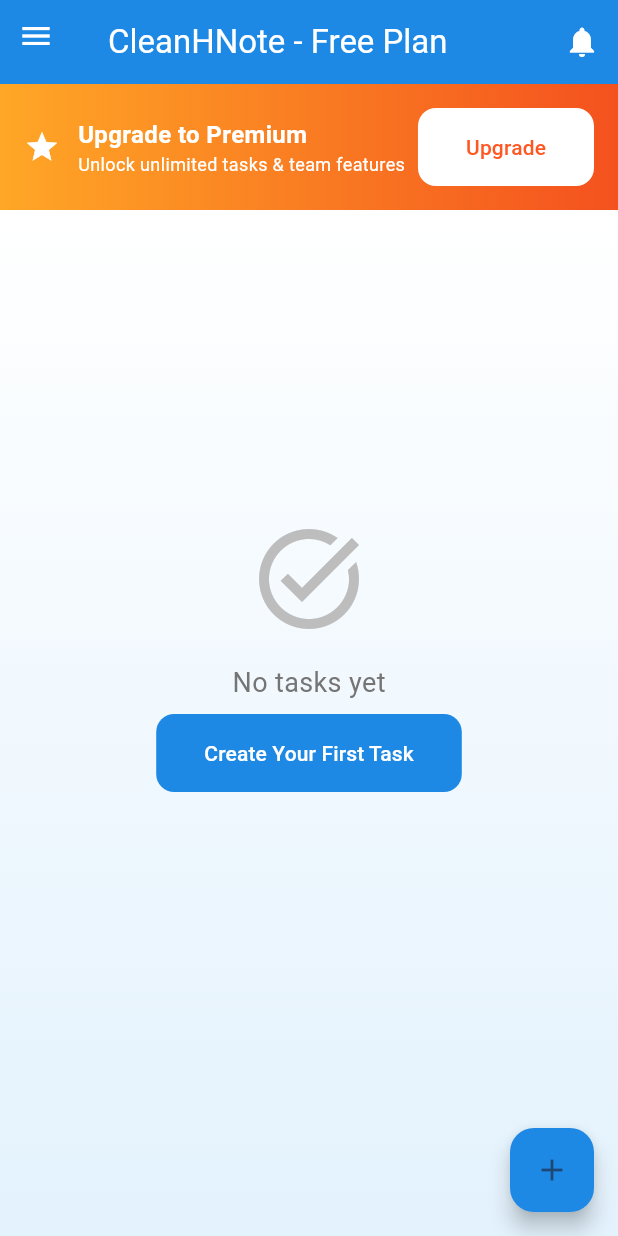
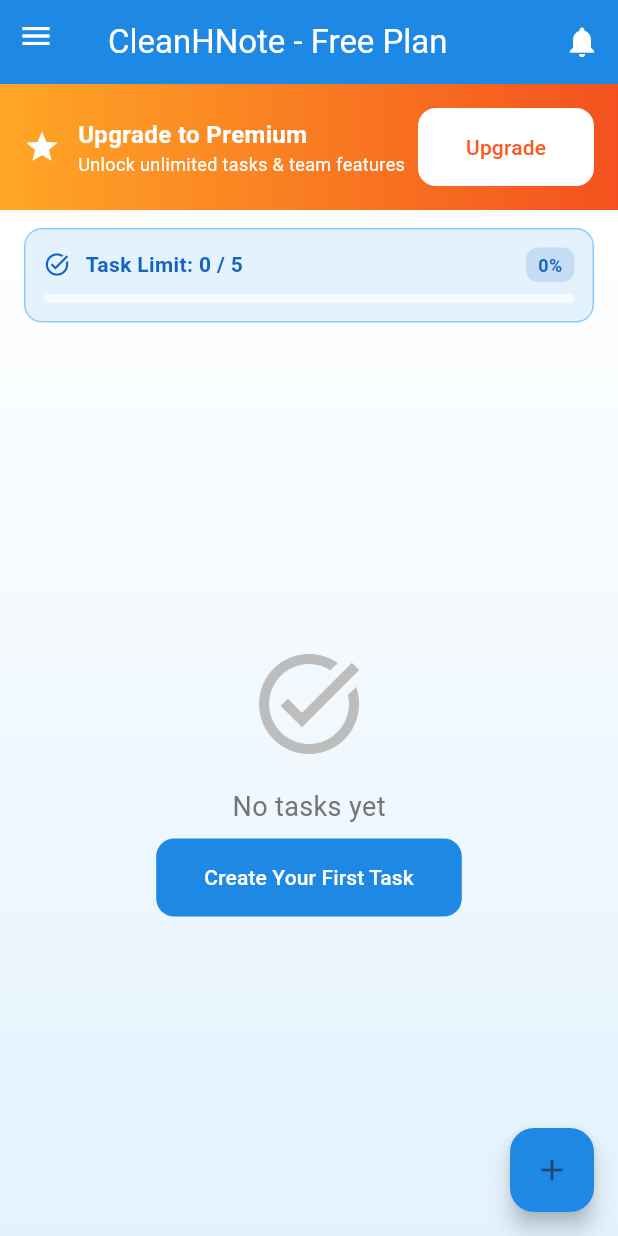
Before and after one commit to BagasRozzaqFadli/CleanHNote_App_Project, a Flutter app: the screen it shows once a user with an empty profile is signed in, on a phone screen of 412 x 824 dp. Run offline on Flutter 3.47's test engine with Material 3 defaults, Android fonts, the light colour scheme and no system bars; our stand-ins replace appwrite, cloud_firestore, firebase_auth, firebase_core, fl_chart, flutter_image_compress and 8 more; missing offline and left inert: mobile_scanner, workmanager; accounts and stored records are empty; network calls fail; statements that could not run were skipped.

Commit message:
creating limit personal task

```diff
--- a/lib/screens/free_dashboard_screen.dart
+++ b/lib/screens/free_dashboard_screen.dart
@@ -15,6 +15,7 @@ import '../screens/profile_screen.dart';
 import '../widgets/local_time_widget.dart';
 import 'personal_task_detail_screen.dart';
 import '../providers/team_provider.dart';
+import '../widgets/task_limit_card.dart';
 
 /// Free Plan Dashboard - Limited to 5 active tasks
 class FreeDashboardScreen extends StatefulWidget {
@@ -255,67 +256,37 @@ class _FreeDashboardScreenState extends State<FreeDashboardScreen> {
                     }
 
                     final tasks = snapshot.data ?? [];
-                    final activeTasks = tasks
-                        .where((t) => !t.isCompleted)
-                        .length;
+                    final totalTasks =
+                        tasks.length; // Count ALL tasks including completed
 
-                    if (tasks.isEmpty) {
-                      return _buildEmptyState(context, activeTasks);
-                    }
+                    print(
+                      '📊 [FreeDashboard] Total tasks (including completed): $totalTasks',
+                    );
 
                     return Column(
                       children: [
-                        // Task Limit Indicator
-                        if (activeTasks >= 3)
-                          Container(
-                            margin: const EdgeInsets.all(16),
-                            padding: const EdgeInsets.all(12),
-                            decoration: BoxDecoration(
-                              color: activeTasks >= 5
-                                  ? Colors.red[50]
-                                  : Colors.orange[50],
-                              borderRadius: BorderRadius.circular(8),
-                              border: Border.all(
-                                color: activeTasks >= 5
-                                    ? Colors.red
-                                    : Colors.orange,
-                              ),
-                            ),
-                            child: Row(
-                              children: [
-                                Icon(
-                                  activeTasks >= 5
-                                      ? Icons.block
-                                      : Icons.warning,
-                                  color: activeTasks >= 5
-                                      ? Colors.red
-                                      : Colors.orange,
+                        // Task Limit Indicator Card - Always visible
+                        TaskLimitCard(
+                          currentCount: totalTasks,
+                          maxLimit: 5,
+                          isPremium: false,
+                        ),
+                        // Tasks List or Empty State
+                        Expanded(
+                          child: tasks.isEmpty
+                              ? _buildEmptyState(context, totalTasks)
+                              : ListView.builder(
+                                  physics:
+                                      const AlwaysScrollableScrollPhysics(),
+                                  padding: const EdgeInsets.all(16),
+                                  itemCount: tasks.length,
+                                  itemBuilder: (context, index) =>
+                                      _buildTaskCard(
+                                        context,
+                                        tasks[index],
+                                        user.uid,
+                                      ),
                                 ),
-                                const SizedBox(width: 12),
-                                Expanded(
-                                  child: Text(
-                                    activeTasks >= 5
-                                        ? 'Task limit reached! Complete or delete tasks to add more.'
-                                        : 'You have $activeTasks/5 active tasks',
-                                    style: TextStyle(
-                                      color: activeTasks >= 5
-                                          ? Colors.red[900]
-                                          : Colors.orange[900],
-                                      fontWeight: FontWeight.bold,
-                                    ),
-                                  ),
-                                ),
-                              ],
-                            ),
-                          ),
-                        Expanded(
-                          child: ListView.builder(
-                            physics: const AlwaysScrollableScrollPhysics(),
-                            padding: const EdgeInsets.all(16),
-                            itemCount: tasks.length,
-                            itemBuilder: (context, index) =>
-                                _buildTaskCard(context, tasks[index], user.uid),
-                          ),
                         ),
                       ],
                     );
--- a/lib/screens/premium_dashboard_screen.dart
+++ b/lib/screens/premium_dashboard_screen.dart
@@ -15,6 +15,7 @@ import '../screens/profile_screen.dart';
 import '../widgets/local_time_widget.dart';
 import 'personal_task_detail_screen.dart';
 import '../providers/team_provider.dart';
+import '../widgets/task_limit_card.dart';
 
 /// Premium Plan Dashboard - Unlimited tasks with team features
 class PremiumDashboardScreen extends StatefulWidget {
@@ -218,15 +219,26 @@ class _PremiumDashboardScreenState extends State<PremiumDashboardScreen> {
                 return const Center(child: CircularProgressIndicator());
               }
               final tasks = snapshot.data ?? [];
-              if (tasks.isEmpty) {
-                return _buildEmptyState(context);
-              }
-              return ListView.builder(
-                physics: const AlwaysScrollableScrollPhysics(),
-                padding: const EdgeInsets.all(16),
-                itemCount: tasks.length,
-                itemBuilder: (context, index) =>
-                    _buildTaskCard(context, tasks[index], user.uid),
+              final totalTasks =
+                  tasks.length; // Count ALL tasks including completed
+
+              return Column(
+                children: [
+                  // Task Limit Indicator Card - Always visible
+                  TaskLimitCard(currentCount: totalTasks, isPremium: true),
+                  // Tasks List or Empty State
+                  Expanded(
+                    child: tasks.isEmpty
+                        ? _buildEmptyState(context)
+                        : ListView.builder(
+                            physics: const AlwaysScrollableScrollPhysics(),
+                            padding: const EdgeInsets.all(16),
+                            itemCount: tasks.length,
+                            itemBuilder: (context, index) =>
+                                _buildTaskCard(context, tasks[index], user.uid),
+                          ),
+                  ),
+                ],
               );
             },
           ),
--- a/lib/services/database_service.dart
+++ b/lib/services/database_service.dart
@@ -38,12 +38,11 @@ class DatabaseService {
       final userDoc = await _firestore.collection('users').doc(uid).get();
       final user = UserModel.fromFirestore(userDoc);
 
-      // If free user, check task count
+      // If free user, check task count (ALL tasks including completed)
       if (user.role == 'free') {
         final tasksQuery = await _firestore
             .collection('personal_tasks')
             .where('userId', isEqualTo: uid)
-            .where('isCompleted', isEqualTo: false)
             .get();
 
         if (tasksQuery.docs.length >= 5) {
--- /dev/null
+++ b/lib/widgets/task_limit_card.dart
@@ -0,0 +1,155 @@
+import 'package:flutter/material.dart';
+
+/// Simple task limit indicator card
+class TaskLimitCard extends StatelessWidget {
+  final int currentCount;
+  final int? maxLimit; // null = unlimited (premium)
+  final bool isPremium;
+
+  const TaskLimitCard({
+    super.key,
+    required this.currentCount,
+    this.maxLimit,
+    this.isPremium = false,
+  });
+
+  @override
+  Widget build(BuildContext context) {
+    if (isPremium) {
+      return _buildPremiumCard();
+    } else {
+      return _buildFreeCard();
+    }
+  }
+
+  Widget _buildPremiumCard() {
+    return Container(
+      margin: const EdgeInsets.fromLTRB(16, 12, 16, 8),
+      padding: const EdgeInsets.symmetric(horizontal: 16, vertical: 12),
+      decoration: BoxDecoration(
+        color: Colors.indigo[50],
+        borderRadius: BorderRadius.circular(12),
+        border: Border.all(color: Colors.indigo[200]!, width: 1),
+      ),
+      child: Row(
+        children: [
+          Icon(Icons.star, color: Colors.amber[700], size: 20),
+          const SizedBox(width: 12),
+          Expanded(
+            child: Text(
+              'Premium - Unlimited Tasks',
+              style: TextStyle(
+                fontSize: 14,
+                fontWeight: FontWeight.w600,
+                color: Colors.indigo[900],
+              ),
+            ),
+          ),
+          Text(
+            '$currentCount active',
+            style: TextStyle(
+              fontSize: 13,
+              color: Colors.indigo[700],
+              fontWeight: FontWeight.w500,
+            ),
+          ),
+        ],
+      ),
+    );
+  }
+
+  Widget _buildFreeCard() {
+    final maxLimit = this.maxLimit ?? 5;
+    final progress = currentCount / maxLimit;
+    final isWarning = currentCount >= 3 && currentCount < maxLimit;
+    final isLimitReached = currentCount >= maxLimit;
+
+    Color borderColor;
+    Color backgroundColor;
+    Color textColor;
+
+    if (isLimitReached) {
+      borderColor = Colors.red[300]!;
+      backgroundColor = Colors.red[50]!;
+      textColor = Colors.red[800]!;
+    } else if (isWarning) {
+      borderColor = Colors.orange[300]!;
+      backgroundColor = Colors.orange[50]!;
+      textColor = Colors.orange[800]!;
+    } else {
+      borderColor = Colors.blue[200]!;
+      backgroundColor = Colors.blue[50]!;
+      textColor = Colors.blue[800]!;
+    }
+
+    return Container(
+      margin: const EdgeInsets.fromLTRB(16, 12, 16, 8),
+      padding: const EdgeInsets.all(12),
+      decoration: BoxDecoration(
+        color: backgroundColor,
+        borderRadius: BorderRadius.circular(12),
+        border: Border.all(color: borderColor, width: 1),
+      ),
+      child: Column(
+        children: [
+          Row(
+            children: [
+              Icon(
+                isLimitReached
+                    ? Icons.info_outline
+                    : isWarning
+                    ? Icons.warning_amber_rounded
+                    : Icons.task_alt,
+                color: textColor,
+                size: 18,
+              ),
+              const SizedBox(width: 10),
+              Expanded(
+                child: Text(
+                  'Task Limit: $currentCount / $maxLimit',
+                  style: TextStyle(
+                    fontSize: 14,
+                    fontWeight: FontWeight.w600,
+                    color: textColor,
+                  ),
+                ),
+              ),
+              Container(
+                padding: const EdgeInsets.symmetric(horizontal: 8, vertical: 3),
+                decoration: BoxDecoration(
+                  color: textColor.withOpacity(0.15),
+                  borderRadius: BorderRadius.circular(8),
+                ),
+                child: Text(
+                  '${(progress * 100).toInt()}%',
+                  style: TextStyle(
+                    fontSize: 12,
+                    fontWeight: FontWeight.bold,
+                    color: textColor,
+                  ),
+                ),
+              ),
+            ],
+          ),
+          const SizedBox(height: 8),
+          ClipRRect(
+            borderRadius: BorderRadius.circular(4),
+            child: LinearProgressIndicator(
+              value: progress > 1.0 ? 1.0 : progress,
+              backgroundColor: Colors.white.withOpacity(0.6),
+              valueColor: AlwaysStoppedAnimation<Color>(textColor),
+              minHeight: 6,
+            ),
+          ),
+          if (isLimitReached) ...[
+            const SizedBox(height: 8),
+            Text(
+              'Limit reached. Complete or delete tasks to add more.',
+              style: TextStyle(fontSize: 11, color: textColor.withOpacity(0.9)),
+            ),
+          ],
+        ],
+      ),
+    );
+  }
+}
```
